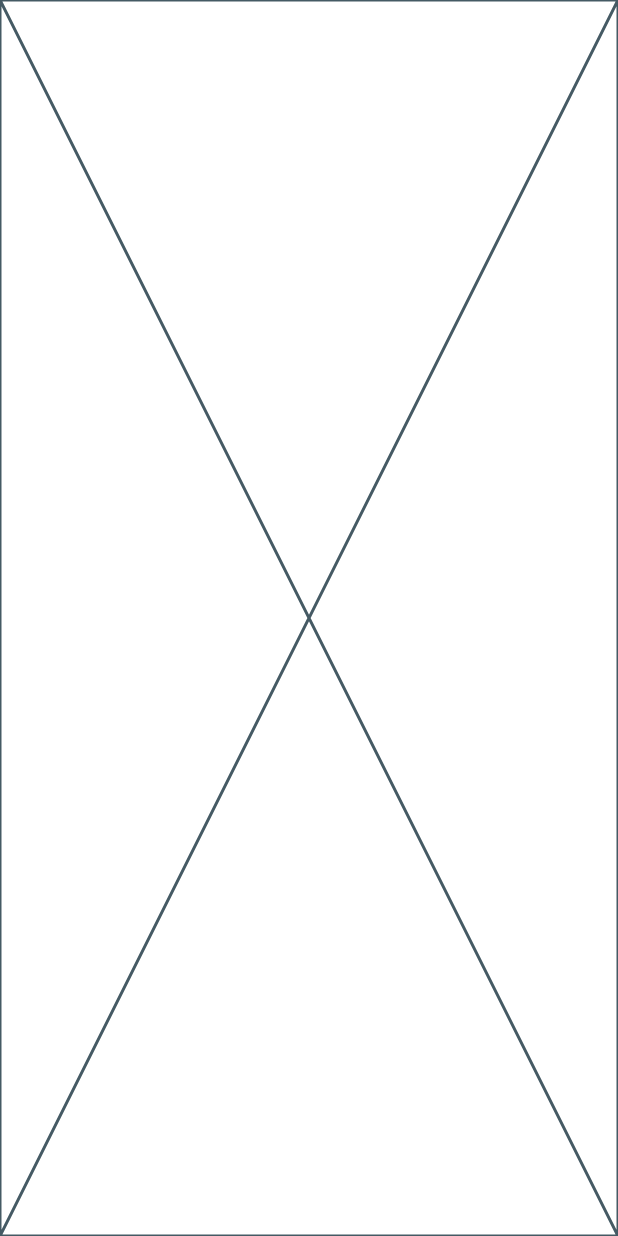
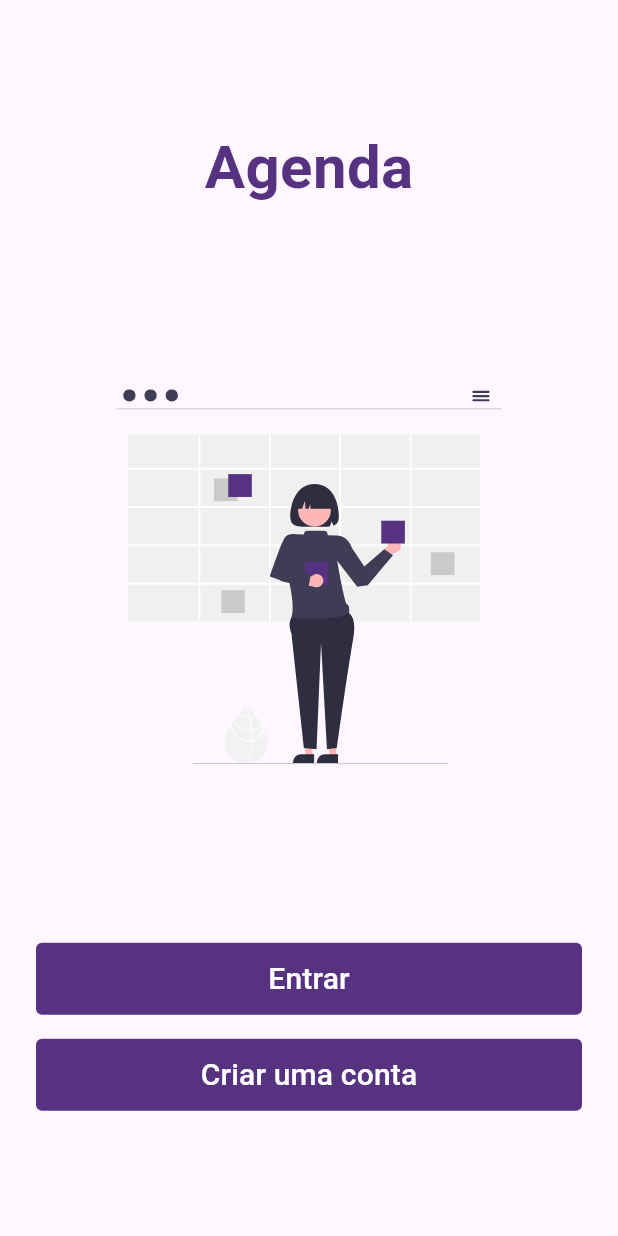
Before and after one commit to pereirathiago/flutter_agenda_app, a Flutter app: the screen it shows after launch, on a phone screen of 412 x 824 dp. Run offline on Flutter 3.47's test engine with Material 3 defaults, Android fonts, the phone set to English and light mode, and no system bars; our stand-ins replace flutter_svg.

Commit message:
feat: tela de login e register home

```diff
--- a/lib/app.dart
+++ b/lib/app.dart
@@ -1,5 +1,5 @@
 import 'package:flutter/material.dart';
-import 'package:flutter_agenda_app/ui/schedule/schedule_view.dart';
+import 'package:flutter_agenda_app/ui/login/login_register.dart';
 
 class App extends StatelessWidget {
   const App({super.key});
@@ -9,8 +9,7 @@ class App extends StatelessWidget {
     return MaterialApp(
       title: 'Agenda',
       // debugShowCheckedModeBanner: false,
-      theme: ThemeData(primarySwatch: Colors.blue),
-      home: const ScheduleView(),
+      home: const LoginRegisterView(),
     );
   }
 }
--- /dev/null
+++ b/lib/shared/app_colors.dart
@@ -0,0 +1,21 @@
+import 'package:flutter/material.dart';
+
+class AppColors {
+  static const primary = Color(0xFF573280);
+  static const secondDegrade = Color(0xFFADA8B6);
+  static const secondary = Color(0xFF23022E);
+  static const black = Color(0xFF0D0D0D);
+  static const white = Color(0xFFFFFFFF);
+  static const grey = Color.fromARGB(255, 86, 97, 102);
+  static const delete = Color(0xFFE83F5B);
+  static const alert = Color.fromARGB(255, 254, 184, 0);
+  static const success = Color.fromARGB(255, 13, 159, 124);
+  static const heading = Color.fromARGB(255, 86, 96, 102);
+  static const body = Color(0xFFFFF6F4);
+  static const stroke = Color.fromARGB(255, 227, 229, 230);
+  static const shape = Color.fromARGB(255, 250, 251, 252);
+  static const background = Color(0xFFFFFFFF);
+  static const input = Color.fromARGB(255, 244, 249, 255);
+  static const cardColor = Color(0xFFD4B7D5);
+  static const cardTextColor = Color(0xFFFFFFFF);
+}
--- /dev/null
+++ b/lib/ui/login/login_register.dart
@@ -0,0 +1,64 @@
+import 'package:flutter/material.dart';
+import 'package:flutter_agenda_app/shared/app_colors.dart';
+import 'package:flutter_svg/svg.dart';
+
+class LoginRegisterView extends StatelessWidget {
+  const LoginRegisterView({super.key});
+
+  @override
+  Widget build(BuildContext context) {
+    return Scaffold(
+      body: Padding(
+        padding: const EdgeInsets.all(24.0),
+        child: Column(
+          mainAxisAlignment: MainAxisAlignment.spaceAround,
+          children: [
+            const Text(
+              'Agenda',
+              style: TextStyle(
+                fontSize: 40,
+                color: AppColors.primary,
+                fontWeight: FontWeight.bold,
+              ),
+            ),
+            SvgPicture.asset(
+              'assets/images/schedule.svg',
+              semanticsLabel: 'Imagem calendário',
+              height: 250,
+            ),
+            Column(
+              children: [
+                FilledButton(
+                  style: FilledButton.styleFrom(
+                    shape: RoundedRectangleBorder(
+                      borderRadius: BorderRadius.circular(4),
+                    ),
+                    backgroundColor: AppColors.primary,
+                    minimumSize: const Size(double.infinity, 48),
+                  ),
+                  onPressed: () {},
+                  child: const Text('Entrar', style: TextStyle(fontSize: 20)),
+                ),
+                const SizedBox(height: 16),
+                FilledButton(
+                  style: FilledButton.styleFrom(
+                    shape: RoundedRectangleBorder(
+                      borderRadius: BorderRadius.circular(4),
+                    ),
+                    backgroundColor: AppColors.primary,
+                    minimumSize: const Size(double.infinity, 48),
+                  ),
+                  onPressed: () {},
+                  child: const Text(
+                    'Criar uma conta',
+                    style: TextStyle(fontSize: 20),
+                  ),
+                ),
+              ],
+            ),
+          ],
+        ),
+      ),
+    );
+  }
+}
--- a/pubspec.yaml
+++ b/pubspec.yaml
@@ -35,6 +35,7 @@ dependencies:
   # Use with the CupertinoIcons class for iOS style icons.
   cupertino_icons: ^1.0.8
   provider: ^6.1.4
+  flutter_svg: ^2.1.0
 
 dev_dependencies:
   flutter_test:
@@ -59,8 +60,8 @@ flutter:
   uses-material-design: true
 
   # To add assets to your application, add an assets section, like this:
-  # assets:
-  #   - images/a_dot_burr.jpeg
+  assets:
+    - assets/images/
   #   - images/a_dot_ham.jpeg
 
   # An image asset can refer to one or more resolution-specific "variants", see
```
Also changed, not shown: assets/images/schedule.svg (added), assets/images/schedule_meeting.svg (added), pubspec.lock.
